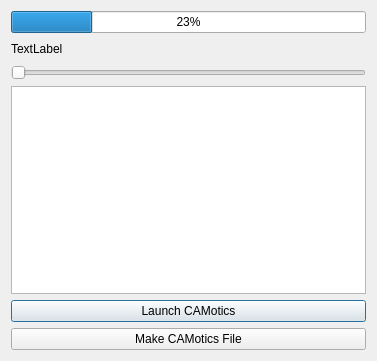
The window that src/Mod/CAM/Gui/Resources/panels/TaskPathCamoticsSim.ui (southseact-3d/fcd) describes before a commit, drawn with Qt 5.
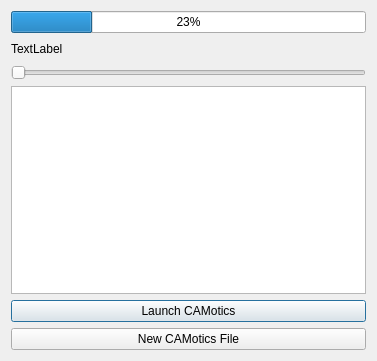
The same window after the commit.

```diff
--- a/src/Mod/CAM/Gui/Resources/panels/TaskPathCamoticsSim.ui
+++ b/src/Mod/CAM/Gui/Resources/panels/TaskPathCamoticsSim.ui
@@ -72,7 +72,7 @@
    <item>
     <widget class="QPushButton" name="btnMakeFile">
      <property name="text">
-      <string>Make CAMotics File</string>
+      <string>New CAMotics File</string>
      </property>
     </widget>
    </item>
```
